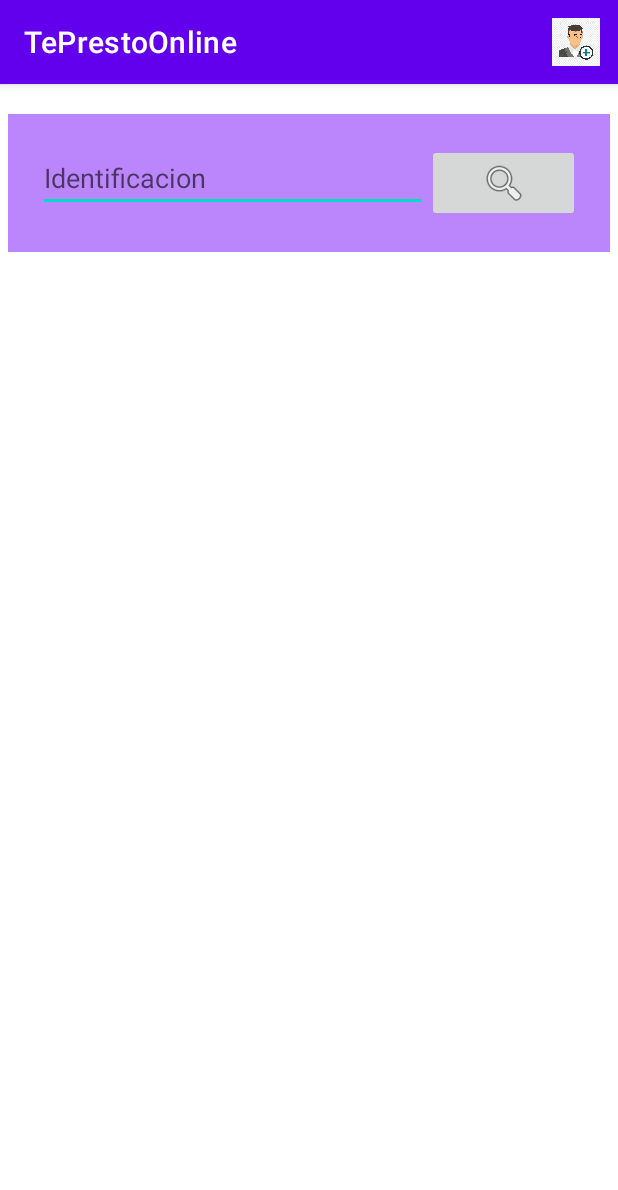
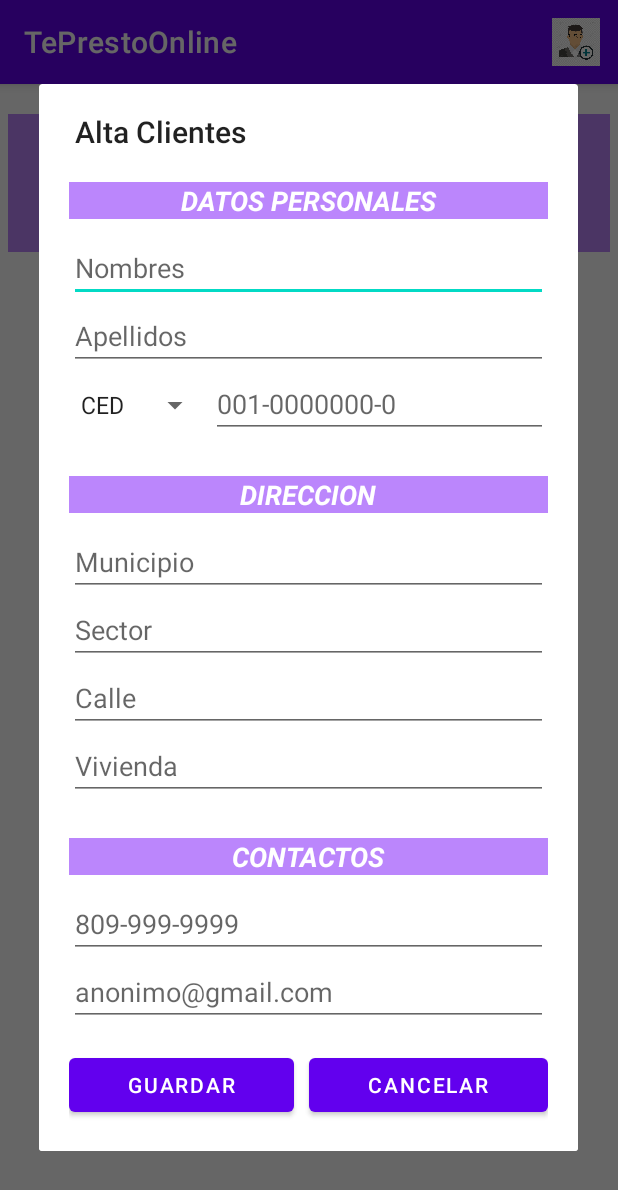
Before and after one commit to Graco-02/TePrestoOnlineX, an Android app: the mantenimiento_clientes screen opened directly, with no data from a screen before it, after a tap on "Alta", on a phone screen of 412 x 824 dp. Shown: the top 1190 px of the screen. Run offline under Robolectric (Android 15) with nearby library versions, the phone set to English and light mode, and no system bars.

Commit message:
Modificaciones 2021-10-21

```diff
--- a/app/src/main/java/com/example/teprestoonline/Inicio.java
+++ b/app/src/main/java/com/example/teprestoonline/Inicio.java
@@ -3,6 +3,7 @@ package com.example.teprestoonline;
 import androidx.appcompat.app.AppCompatActivity;
 
 import android.annotation.SuppressLint;
+import android.content.Intent;
 import android.content.pm.ActivityInfo;
 import android.os.Bundle;
 import android.view.Menu;
@@ -73,7 +74,8 @@ public class Inicio extends AppCompatActivity {
 
         switch (id){
             case R.id.inicio_clientes:
-
+                Intent lanzadera = new Intent(this,mantenimiento_clientes.class);
+                startActivity(lanzadera);
                 break;
             case R.id.inicio_prestamo:
 
--- a/app/src/main/java/com/example/teprestoonline/mantenimiento_clientes.java
+++ b/app/src/main/java/com/example/teprestoonline/mantenimiento_clientes.java
@@ -29,7 +29,6 @@ public class mantenimiento_clientes extends AppCompatActivity {
 
         super.onRestoreInstanceState(bundle);
 
-
     }
 
 
@@ -46,7 +45,7 @@ public class mantenimiento_clientes extends AppCompatActivity {
 
         switch (id){
             case R.id.cli_mtn_menu_alta:
-
+                new ventana_alta_cliente(this).set_view_alta();
                 break;
         }
 
--- a/app/src/main/java/com/example/teprestoonline/ventana_alta_cliente.java
+++ b/app/src/main/java/com/example/teprestoonline/ventana_alta_cliente.java
@@ -3,12 +3,19 @@ package com.example.teprestoonline;
 import android.app.AlertDialog;
 import android.view.LayoutInflater;
 import android.view.View;
+import android.widget.ArrayAdapter;
+import android.widget.Button;
+import android.widget.Spinner;
+
+import java.util.ArrayList;
+import java.util.List;
 
 import androidx.appcompat.app.AppCompatActivity;
 
 public class ventana_alta_cliente {
 
     private AppCompatActivity view;
+    private Spinner spinner_tipdoc;
 
     public ventana_alta_cliente(AppCompatActivity view){
         this.view = view;
@@ -23,8 +30,33 @@ public class ventana_alta_cliente {
         builder.setView(v);
         builder.create();
 
+        spinner_tipdoc = (Spinner) v.findViewById(R.id.cli_form_tipos_identificacion);
+        set_proceso_spinner_tipos_documento();
+        final AlertDialog ventana = builder.show();
 
-        final AlertDialog ventana = builder.show();
+        Button bt_cancelar = v.findViewById(R.id.cli_form_cancelar);
+        bt_cancelar.setOnClickListener(new View.OnClickListener() {
+            @Override
+            public void onClick(View view) {
+                ventana.dismiss();
+            }
+        });
+    }
+
+    private void set_proceso_spinner_tipos_documento(){
+        List<String> tipos_documento = new ArrayList<String>();
+        tipos_documento.add("CED");
+        tipos_documento.add("PSS");
+
+
+        ArrayAdapter<String> dataAdapter = new ArrayAdapter<String>(this.view,
+                android.R.layout.simple_spinner_item, tipos_documento);
+
+        // Drop down layout style - list view with radio button
+        dataAdapter.setDropDownViewResource(android.R.layout.simple_spinner_dropdown_item);
+
+        // attaching data adapter to spinner
+        spinner_tipdoc.setAdapter(dataAdapter);
 
     }
 
--- a/app/src/main/res/layout/activity_mantenimiento_clientes.xml
+++ b/app/src/main/res/layout/activity_mantenimiento_clientes.xml
@@ -27,7 +27,8 @@
             android:layout_weight="1"
             android:ems="10"
             android:hint="Identificacion"
-            android:inputType="textPersonName" />
+            android:inputType="date"
+            android:maxLength="13" />
 
         <ImageButton
             android:id="@+id/cli_mtn_barra_busqueda_bt"
--- a/app/src/main/res/layout/formulario_cliente_alta.xml
+++ b/app/src/main/res/layout/formulario_cliente_alta.xml
@@ -61,7 +61,7 @@
                     android:orientation="horizontal">
 
                     <Spinner
-                        android:id="@+id/tipos_identificacion"
+                        android:id="@+id/cli_form_tipos_identificacion"
                         android:layout_width="wrap_content"
                         android:layout_height="wrap_content" />
 
@@ -69,10 +69,10 @@
                         android:id="@+id/cli_form_identificacion"
                         android:layout_width="match_parent"
                         android:layout_height="wrap_content"
-                        android:digits="13"
                         android:ems="10"
                         android:hint="001-0000000-0"
-                        android:inputType="number" />
+                        android:inputType="date"
+                        android:maxLength="13" />
 
                 </LinearLayout>
 
@@ -158,7 +158,8 @@
                     android:digits="12"
                     android:ems="10"
                     android:hint="809-999-9999"
-                    android:inputType="number" />
+                    android:inputType="date"
+                    android:maxLength="15" />
 
                 <EditText
                     android:id="@+id/cli_form_correo"
@@ -177,18 +178,19 @@
                 >
 
                 <Button
-                    android:id="@+id/button"
+                    android:id="@+id/cli_form_guardar"
                     android:layout_width="wrap_content"
                     android:layout_height="wrap_content"
                     android:layout_weight="1"
-                    android:text="Button" />
+                    android:text="Guardar"
+                    android:layout_marginRight="10dp"/>
 
                 <Button
                     android:id="@+id/cli_form_cancelar"
                     android:layout_width="wrap_content"
                     android:layout_height="wrap_content"
                     android:layout_weight="1"
-                    android:text="Button" />
+                    android:text="Cancelar" />
             </LinearLayout>
 
         </LinearLayout>
```
